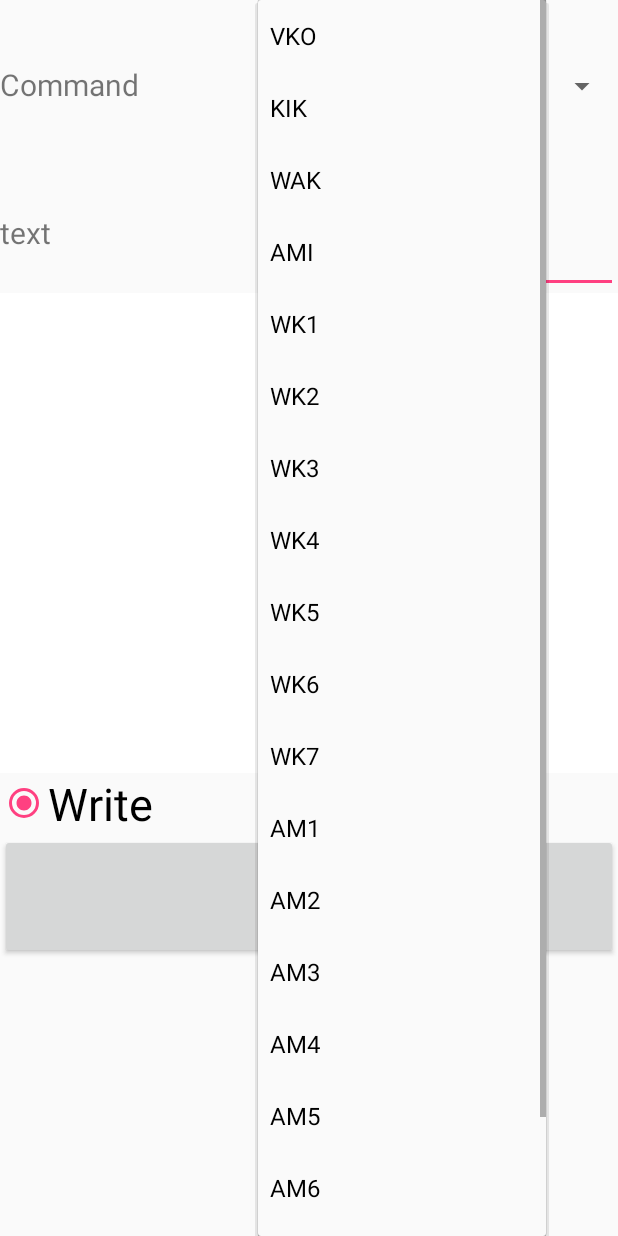
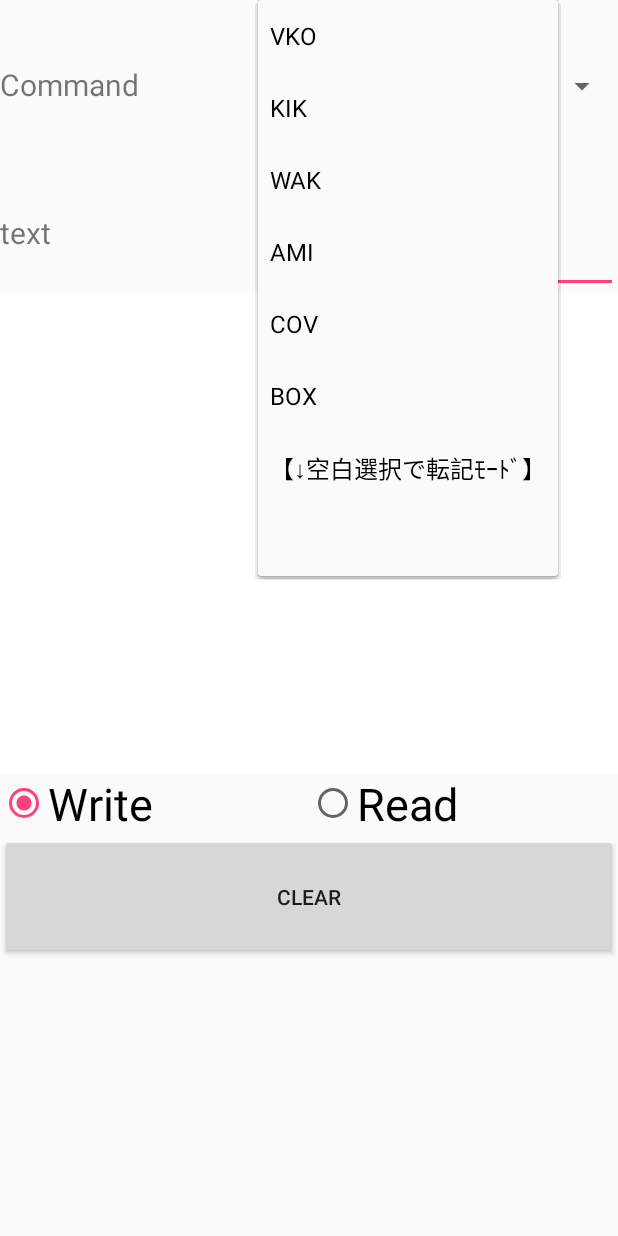
Before and after one commit to 024ppp/KoyoH_Writer, an Android app: the screen it shows after launch (MainActivity), after a tap on "VKO", on a phone screen of 412 x 824 dp. Run offline under Robolectric (Android 15) with nearby library versions, the phone set to English and light mode, and no system bars; 1 statement that could not run was skipped.

Commit message:
20180206

```diff
--- a/app/src/main/java/com/example/administrator/koyoh_writer/MainActivity.java
+++ b/app/src/main/java/com/example/administrator/koyoh_writer/MainActivity.java
@@ -4,6 +4,8 @@ import android.app.Activity;
 import android.app.PendingIntent;
 import android.content.Intent;
 import android.os.Bundle;
+import android.text.Editable;
+import android.text.TextWatcher;
 import android.text.method.ScrollingMovementMethod;
 import android.view.View;
 import android.view.Menu;
@@ -124,6 +126,10 @@ public class MainActivity extends Activity implements View.OnClickListener {
                 Toast.makeText(this, "ICタグへの書き込みが成功しました。", Toast.LENGTH_SHORT).show();
                 show.append("\n●" + sdf.format(date));
                 show.append("\nWrite : " + txt);
+                //spinnerで空白選択時（スキャン転記モード時）のみEditTextクリア
+                if (spinner.getSelectedItem().toString().equals("")) {
+                    editText.setText("");
+                }
             } else {
                 Toast.makeText(this, this.nfcWriter.getErrorMessage(), Toast.LENGTH_SHORT).show();
             }
--- a/app/src/main/res/values/strings.xml
+++ b/app/src/main/res/values/strings.xml
@@ -7,20 +7,10 @@
         <item>WAK</item>
         <item>AMI</item>
 
-        <item>WK1</item>
-        <item>WK2</item>
-        <item>WK3</item>
-        <item>WK4</item>
-        <item>WK5</item>
-        <item>WK6</item>
-        <item>WK7</item>
-        <item>AM1</item>
-        <item>AM2</item>
-        <item>AM3</item>
-        <item>AM4</item>
-        <item>AM5</item>
-        <item>AM6</item>
-        <item>AM7</item>
+        <item>COV</item>
+        <item>BOX</item>
+
+        <item>【↓空白選択で転記ﾓｰﾄﾞ】</item>
         <item></item>
     </string-array>
 </resources>
--- a/build.gradle
+++ b/build.gradle
@@ -5,7 +5,7 @@ buildscript {
         jcenter()
     }
     dependencies {
-        classpath 'com.android.tools.build:gradle:2.3.2'
+        classpath 'com.android.tools.build:gradle:2.3.3'
 
         // NOTE: Do not place your application dependencies here; they belong
         // in the individual module build.gradle files
```
